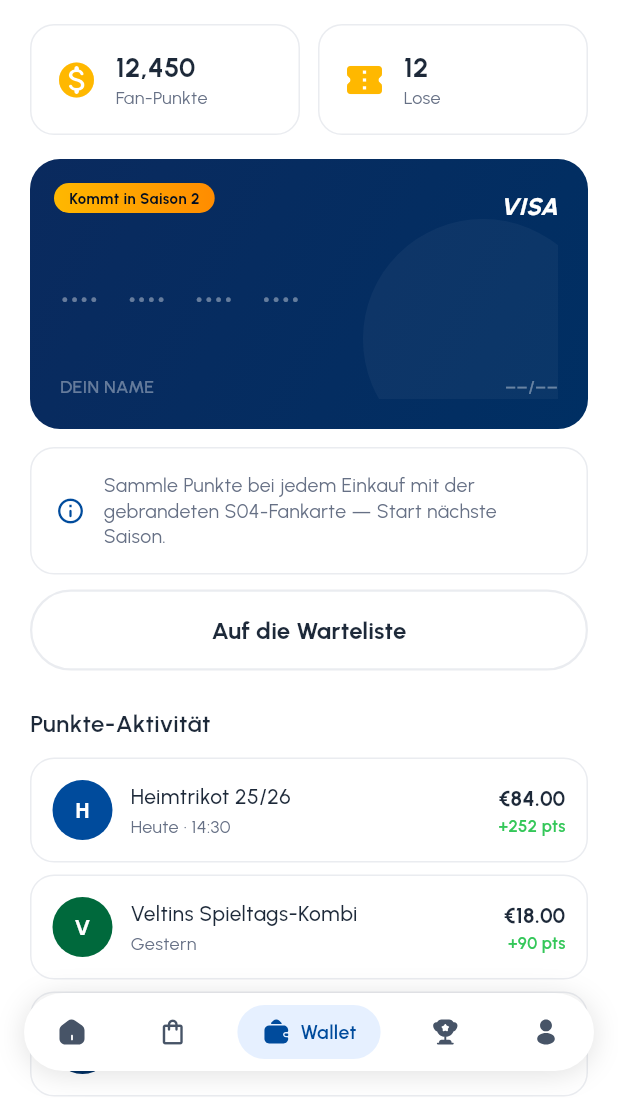
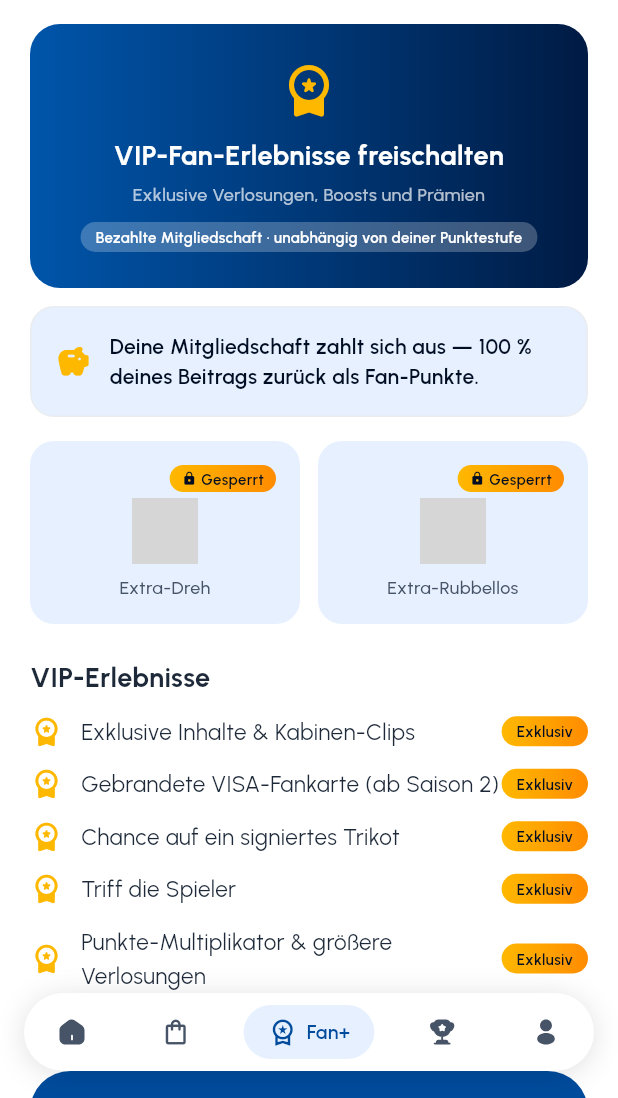
Before and after one commit to COREVIONLABS/EMBAapp-native, a Flutter app: the MainShell screen opened directly, item 3 of the bottom bar chosen, on a phone screen of 412 x 824 dp, the part 138-1236 px from its top. Run offline on Flutter 3.47's test engine with Material 3 defaults, Android fonts, the phone set to English and light mode, and no system bars; our stand-ins replace flutter_svg; grey boxes are pictures that could not be loaded.

```diff
--- a/lib/l10n/strings.dart
+++ b/lib/l10n/strings.dart
@@ -514,4 +514,11 @@ const Map<String, String> _de = {
   'Today · 14:30': 'Heute · 14:30',
   'Mon 12 Feb': 'Mo 12. Feb',
   'Sun 11 Feb': 'So 11. Feb',
+
+  // ── Navigation restructure & Home conversion CTA ───────────
+  'S04 Fan Card': 'S04 Fankarte',
+  'Points on every spend — join the waitlist': 'Punkte bei jedem Einkauf — jetzt vormerken',
+  'Become a Fan+ member': 'Werde Fan+ Mitglied',
+  'Get 100% of your fee back in points': '100 % deines Beitrags zurück als Punkte',
+  'Upgrade': 'Upgrade',
 };
--- a/lib/main_shell.dart
+++ b/lib/main_shell.dart
@@ -2,7 +2,7 @@ import 'package:flutter/material.dart';
 import 'theme/app_theme.dart';
 import 'widgets/bottom_nav.dart';
 import 'screens/home_matchday.dart';
-import 'screens/wallet_screen.dart';
+import 'screens/fanplus_screen.dart';
 import 'screens/fanshop_screen.dart';
 import 'screens/points_screen.dart';
 import 'screens/profile_screen.dart';
@@ -23,7 +23,7 @@ class _MainShellState extends State<MainShell> {
     const tabs = <Widget>[
       HomeMatchdayScreen(),
       FanshopScreen(),
-      WalletScreen(),
+      FanPlusScreen(),
       PointsScreen(),
       ProfileScreen(),
     ];
--- a/lib/screens/profile_screen.dart
+++ b/lib/screens/profile_screen.dart
@@ -64,7 +64,7 @@ class ProfileScreen extends StatelessWidget {
           (Icons.history_rounded, 'Points History', ''),
           (Icons.workspace_premium_outlined, 'Fan+ Membership', ''),
           (Icons.card_membership_outlined, 'Membership Plan', 'Fan+ Premium'),
-          (Icons.account_balance_outlined, 'Bank Account', 'Connected'),
+          (Icons.account_balance_outlined, 'Bank Account', ''),
           (Icons.credit_card_rounded, 'Payment Methods', ''),
           (Icons.style_rounded, 'Manage Card', 'Season 2'),
         ]),
--- a/lib/screens/wallet_screen.dart
+++ /dev/null
@@ -1,196 +0,0 @@
-import 'package:flutter/material.dart';
-import '../theme/app_theme.dart';
-import '../widgets/app_widgets.dart';
-import '../widgets/tab_scaffold.dart';
-import '../l10n/strings.dart';
-
-/// Wallet — season 1: a Fan Points wallet. The branded VISA card rolls out
-/// from season 2, so it is shown here as a "coming soon" teaser rather than
-/// an active card.
-class WalletScreen extends StatelessWidget {
-  const WalletScreen({super.key});
-
-  @override
-  Widget build(BuildContext context) {
-    return TabScaffold(
-      children: [
-        Padding(
-          padding: const EdgeInsets.symmetric(horizontal: 20),
-          child: Row(
-            mainAxisAlignment: MainAxisAlignment.spaceBetween,
-            children: [
-              const Svg('logo_s04', size: 36),
-              Container(
-                width: 36,
-                height: 36,
-                decoration: BoxDecoration(color: AppColors.surfaceMinimal, borderRadius: BorderRadius.circular(36)),
-                child: const Center(child: Svg('bell_dot', size: 20)),
-              ),
-            ],
-          ),
-        ),
-        const SizedBox(height: 16),
-        // Fan Points / Raffle Tickets — the live wallet in season 1
-        Padding(
-          padding: const EdgeInsets.symmetric(horizontal: 20),
-          child: Row(
-            children: [
-              Expanded(child: _StatCard(icon: Icons.monetization_on_rounded, value: '12,450', label: tr('Fan Points'))),
-              const SizedBox(width: 12),
-              Expanded(child: _StatCard(icon: Icons.confirmation_number_rounded, value: '12', label: tr('Raffle Tickets'))),
-            ],
-          ),
-        ),
-        const SizedBox(height: 16),
-        const Padding(padding: EdgeInsets.symmetric(horizontal: 20), child: _CardTeaser()),
-        const SizedBox(height: 24),
-        Padding(
-          padding: const EdgeInsets.symmetric(horizontal: 20),
-          child: Align(alignment: Alignment.centerLeft, child: Text(tr('Points Activity'), style: AppText.label2)),
-        ),
-        const SizedBox(height: 12),
-        ...[
-          ('Home Jersey 25/26', 'Today · 14:30', '€84.00', '+252 pts', Color(0xFF004B9C)),
-          ('Veltins matchday combo', 'Yesterday', '€18.00', '+90 pts', Color(0xFF00693C)),
-          ('Museum Tour ticket', 'Mon 12 Feb', '€12.50', '+25 pts', Color(0xFF002F63)),
-          ('Daily Spin reward', 'Sun 11 Feb', '—', '+50 pts', Color(0xFFFFB800)),
-        ].map((t) => Padding(
-              padding: const EdgeInsets.fromLTRB(20, 0, 20, 8),
-              child: _TxTile(brand: t.$1, date: t.$2, amount: t.$3, pts: t.$4, color: t.$5),
-            )),
-      ],
-    );
-  }
-}
-
-/// The branded VISA card — a preview positioned as "coming in season 2".
-class _CardTeaser extends StatelessWidget {
-  const _CardTeaser();
-  @override
-  Widget build(BuildContext context) {
-    return Column(children: [
-      Stack(children: [
-        Container(
-          height: 180,
-          clipBehavior: Clip.antiAlias,
-          padding: const EdgeInsets.all(20),
-          decoration: BoxDecoration(
-            gradient: const LinearGradient(colors: [Color(0xFF0A2A5E), Color(0xFF002F63)], begin: Alignment.topLeft, end: Alignment.bottomRight),
-            borderRadius: BorderRadius.circular(AppRadii.card),
-          ),
-          child: Stack(children: [
-            Positioned(
-              right: -30, bottom: -40,
-              child: Container(width: 160, height: 160, decoration: BoxDecoration(shape: BoxShape.circle, color: Colors.white.withValues(alpha: 0.04))),
-            ),
-            Column(crossAxisAlignment: CrossAxisAlignment.start, children: [
-              Row(mainAxisAlignment: MainAxisAlignment.spaceBetween, children: [
-                Text(tr('S04 FAN CARD'), style: AppText.caption1.copyWith(color: Colors.white70, letterSpacing: 1)),
-                Text('VISA', style: AppText.label2.copyWith(color: Colors.white, fontStyle: FontStyle.italic, fontWeight: FontWeight.w800)),
-              ]),
-              const Spacer(),
-              Text('••••   ••••   ••••   ••••',
-                  style: AppText.label1.copyWith(color: Colors.white38, letterSpacing: 2, fontWeight: FontWeight.w700)),
-              const Spacer(),
-              Row(mainAxisAlignment: MainAxisAlignment.spaceBetween, children: [
-                Text(tr('YOUR NAME'), style: AppText.body3.copyWith(color: Colors.white38)),
-                Text('––/––', style: AppText.body3.copyWith(color: Colors.white38)),
-              ]),
-            ]),
-          ]),
-        ),
-        Positioned(
-          left: 16, top: 16,
-          child: Pill(
-            gradient: const LinearGradient(colors: AppColors.goldGradient),
-            child: Text(tr('Coming Season 2'), style: AppText.caption1.copyWith(color: AppColors.brandDarkest, fontWeight: FontWeight.w700)),
-          ),
-        ),
-      ]),
-      const SizedBox(height: 12),
-      SurfaceCard(
-        child: Row(children: [
-          const Icon(Icons.info_outline_rounded, size: 20, color: AppColors.brandPrimary),
-          const SizedBox(width: 12),
-          Expanded(child: Text(tr('Earn points on every spend with the branded S04 fan card — launching next season.'),
-              style: AppText.body3Regular.copyWith(fontSize: 13))),
-        ]),
-      ),
-      const SizedBox(height: 10),
-      SecondaryButton(tr('Join the waitlist'), onTap: () {}),
-    ]);
-  }
-}
-
-class _StatCard extends StatelessWidget {
-  final IconData icon;
-  final String value;
-  final String label;
-  const _StatCard({required this.icon, required this.value, required this.label});
-  @override
-  Widget build(BuildContext context) {
-    return SurfaceCard(
-      padding: const EdgeInsets.all(16),
-      child: Row(
-        children: [
-          Icon(icon, color: AppColors.gold, size: 28),
-          const SizedBox(width: 12),
-          Expanded(
-            child: Column(
-              crossAxisAlignment: CrossAxisAlignment.start,
-              children: [
-                Text(value, style: AppText.label1.copyWith(color: AppColors.textDarker)),
-                Text(label, maxLines: 1, overflow: TextOverflow.ellipsis, style: AppText.body3Regular),
-              ],
-            ),
-          ),
-        ],
-      ),
-    );
-  }
-}
-
-class _TxTile extends StatelessWidget {
-  final String brand;
-  final String date;
-  final String amount;
-  final String pts;
-  final Color color;
-  const _TxTile({required this.brand, required this.date, required this.amount, required this.pts, required this.color});
-  @override
-  Widget build(BuildContext context) {
-    return SurfaceCard(
-      padding: const EdgeInsets.all(14),
-      child: Row(
-        children: [
-          Container(
-            width: 40,
-            height: 40,
-            decoration: BoxDecoration(color: color, shape: BoxShape.circle),
-            alignment: Alignment.center,
-            child: Text(brand.characters.first, style: const TextStyle(fontFamily: 'Urbanist', color: Colors.white, fontWeight: FontWeight.w800)),
-          ),
-          const SizedBox(width: 12),
-          Expanded(
-            child: Column(
-              crossAxisAlignment: CrossAxisAlignment.start,
-              children: [
-                Text(tr(brand), style: AppText.body2.copyWith(color: AppColors.textDarker)),
-                const SizedBox(height: 2),
-                Text(tr(date), style: AppText.body3Regular),
-              ],
-            ),
-          ),
-          Column(
-            crossAxisAlignment: CrossAxisAlignment.end,
-            children: [
-              if (amount != '—') Text(amount, style: AppText.body2.copyWith(color: AppColors.textDarker, fontWeight: FontWeight.w700)),
-              const SizedBox(height: 2),
-              Text(pts, style: AppText.caption1.copyWith(color: AppColors.success, fontSize: 11)),
-            ],
-          ),
-        ],
-      ),
-    );
-  }
-}
--- a/lib/widgets/bottom_nav.dart
+++ b/lib/widgets/bottom_nav.dart
@@ -13,7 +13,7 @@ class NavDest {
 const kNavDestinations = [
   NavDest('nav_home', 'Home'),
   NavDest(null, 'Shop', iconData: Icons.shopping_bag_outlined),
-  NavDest('nav_wallet', 'Wallet'),
+  NavDest(null, 'Fan+', iconData: Icons.workspace_premium_outlined),
   NavDest('nav_cup', 'Points'),
   NavDest('nav_profile', 'Profile'),
 ];
```
Also changed, not shown: lib/screens/home_matchday.dart (+54 -14 lines), lib/screens/points_screen.dart (+24 -0 lines).
